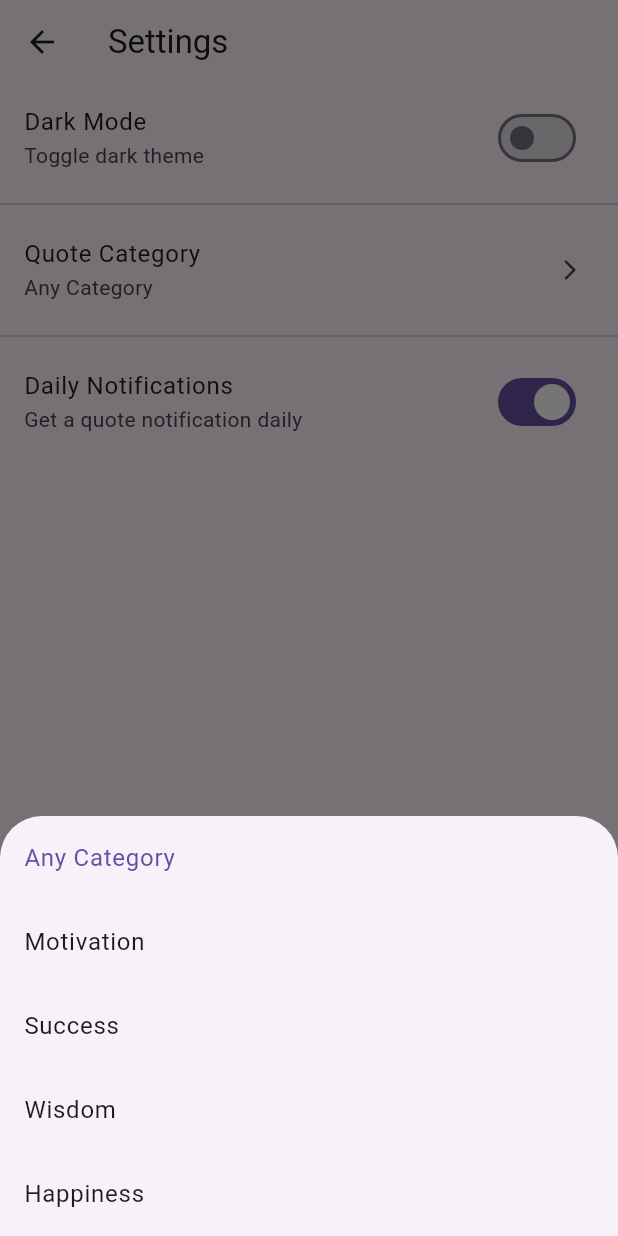
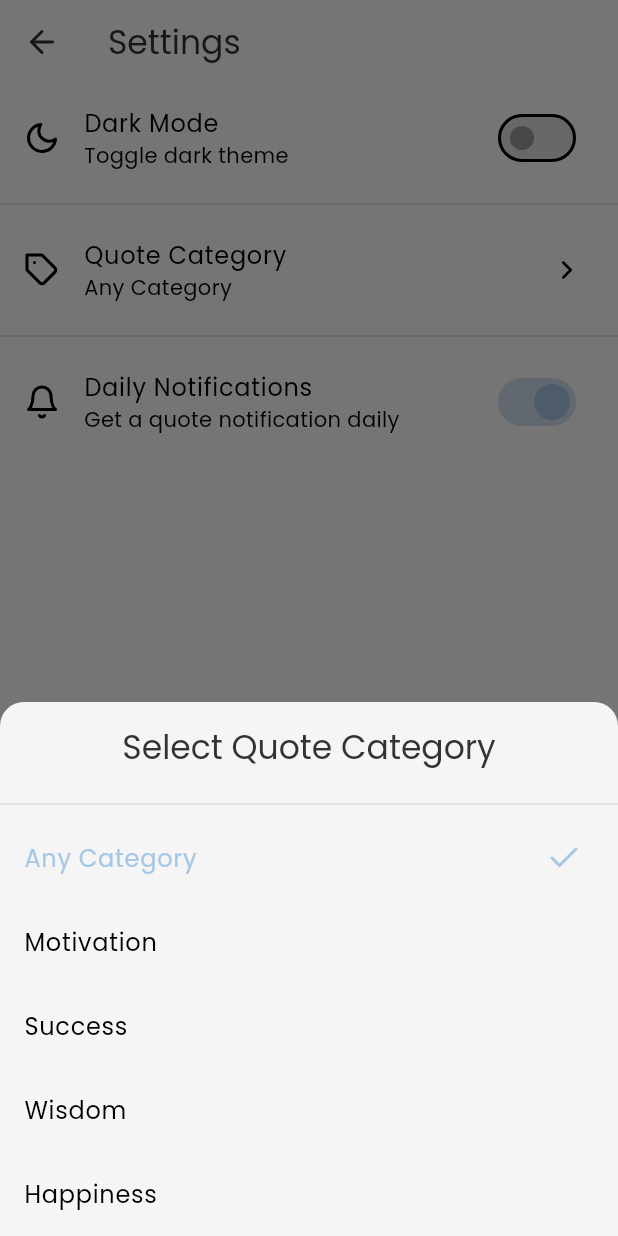
Before and after one commit to SSmurf/daily_motivation, a Flutter app: the SettingsScreen screen opened directly, after a tap on "Quote Category", on a phone screen of 412 x 824 dp. Run offline on Flutter 3.47's test engine with Material 3 defaults, Android fonts, the phone set to English and light mode, and no system bars; our stand-ins replace feather_icons, flutter_local_notifications, flutter_riverpod, google_fonts, shared_preferences, timezone; accounts and stored records are empty; network calls fail.

Commit message:
Basic theme and constants data

```diff
--- a/lib/Screens/settings_screen.dart
+++ b/lib/Screens/settings_screen.dart
@@ -1,6 +1,6 @@
-// screens/settings_screen.dart
 import 'package:flutter/material.dart';
 import 'package:flutter_riverpod/flutter_riverpod.dart';
+import 'package:feather_icons/feather_icons.dart';
 import '../providers/settings_provider.dart';
 import '../models/settings.dart';
 
@@ -12,32 +12,45 @@ class SettingsScreen extends ConsumerWidget {
     final settings = ref.watch(settingsProvider);
 
     return Scaffold(
-      appBar: AppBar(title: const Text('Settings')),
+      appBar: AppBar(
+        title: const Text('Settings'),
+        leading: IconButton(
+          icon: const Icon(FeatherIcons.arrowLeft),
+          onPressed: () => Navigator.pop(context),
+        ),
+      ),
       body: ListView(
         children: [
-          SwitchListTile(
+          ListTile(
+            leading: const Icon(FeatherIcons.moon),
             title: const Text('Dark Mode'),
             subtitle: const Text('Toggle dark theme'),
+            trailing: Switch(
               value: settings.darkMode,
               onChanged: (value) {
                 ref.read(settingsProvider.notifier).toggleDarkMode();
               },
             ),
+          ),
           const Divider(),
           ListTile(
+            leading: const Icon(FeatherIcons.tag),
             title: const Text('Quote Category'),
             subtitle: Text(_getCategoryName(settings.quoteCategory)),
-            trailing: const Icon(Icons.arrow_forward_ios, size: 16),
+            trailing: const Icon(FeatherIcons.chevronRight, size: 20),
             onTap: () => _showCategoryPicker(context, ref, settings),
           ),
           const Divider(),
-          SwitchListTile(
+          ListTile(
+            leading: const Icon(FeatherIcons.bell),
             title: const Text('Daily Notifications'),
             subtitle: const Text('Get a quote notification daily'),
+            trailing: Switch(
               value: settings.notificationsEnabled,
               onChanged: (value) {
                 ref.read(settingsProvider.notifier).toggleNotifications();
               },
+            ),
           ),
         ],
       ),
@@ -62,55 +75,52 @@ class SettingsScreen extends ConsumerWidget {
   void _showCategoryPicker(BuildContext context, WidgetRef ref, Settings settings) {
     showModalBottomSheet(
       context: context,
+      shape: RoundedRectangleBorder(borderRadius: BorderRadius.vertical(top: Radius.circular(16))),
       builder: (context) {
         return SafeArea(
           child: Column(
             mainAxisSize: MainAxisSize.min,
             children: [
-              ListTile(
-                title: const Text('Any Category'),
-                selected: settings.quoteCategory == QuoteCategory.any,
-                onTap: () {
-                  ref.read(settingsProvider.notifier).setQuoteCategory(QuoteCategory.any);
-                  Navigator.pop(context);
-                },
+              Padding(
+                padding: const EdgeInsets.all(16.0),
+                child: Text('Select Quote Category', style: Theme.of(context).textTheme.titleLarge),
               ),
-              ListTile(
-                title: const Text('Motivation'),
-                selected: settings.quoteCategory == QuoteCategory.motivation,
-                onTap: () {
-                  ref.read(settingsProvider.notifier).setQuoteCategory(QuoteCategory.motivation);
-                  Navigator.pop(context);
-                },
+              const Divider(),
+              _buildCategoryTile(context, ref, 'Any Category', QuoteCategory.any, settings.quoteCategory),
+              _buildCategoryTile(
+                context,
+                ref,
+                'Motivation',
+                QuoteCategory.motivation,
+                settings.quoteCategory,
               ),
-              ListTile(
-                title: const Text('Success'),
-                selected: settings.quoteCategory == QuoteCategory.success,
-                onTap: () {
-                  ref.read(settingsProvider.notifier).setQuoteCategory(QuoteCategory.success);
-                  Navigator.pop(context);
-                },
-              ),
-              ListTile(
-                title: const Text('Wisdom'),
-                selected: settings.quoteCategory == QuoteCategory.wisdom,
-                onTap: () {
-                  ref.read(settingsProvider.notifier).setQuoteCategory(QuoteCategory.wisdom);
-                  Navigator.pop(context);
-                },
-              ),
-              ListTile(
-                title: const Text('Happiness'),
-                selected: settings.quoteCategory == QuoteCategory.happiness,
-                onTap: () {
-                  ref.read(settingsProvider.notifier).setQuoteCategory(QuoteCategory.happiness);
-                  Navigator.pop(context);
-                },
-              ),
+              _buildCategoryTile(context, ref, 'Success', QuoteCategory.success, settings.quoteCategory),
+              _buildCategoryTile(context, ref, 'Wisdom', QuoteCategory.wisdom, settings.quoteCategory),
+              _buildCategoryTile(context, ref, 'Happiness', QuoteCategory.happiness, settings.quoteCategory),
             ],
           ),
         );
       },
     );
   }
+
+  Widget _buildCategoryTile(
+    BuildContext context,
+    WidgetRef ref,
+    String title,
+    QuoteCategory category,
+    QuoteCategory currentCategory,
+  ) {
+    final isSelected = category == currentCategory;
+
+    return ListTile(
+      title: Text(title),
+      trailing: isSelected ? const Icon(FeatherIcons.check) : null,
+      selected: isSelected,
+      onTap: () {
+        ref.read(settingsProvider.notifier).setQuoteCategory(category);
+        Navigator.pop(context);
+      },
+    );
   }
+}
--- a/lib/app.dart
+++ b/lib/app.dart
@@ -1,4 +1,5 @@
 // app.dart
+import 'package:daily_motivation/Utils/theme.dart';
 import 'package:flutter/material.dart';
 import 'package:flutter_riverpod/flutter_riverpod.dart';
 import 'screens/home_screen.dart';
@@ -14,8 +15,8 @@ class MotivationApp extends ConsumerWidget {
     return MaterialApp(
       title: 'Daily Motivation',
       themeMode: themeMode,
-      theme: ThemeData.light(useMaterial3: true),
-      darkTheme: ThemeData.dark(useMaterial3: true),
+      theme: AppTheme.lightTheme(),
+      darkTheme: AppTheme.darkTheme(),
       home: const HomeScreen(),
     );
   }
--- a/pubspec.yaml
+++ b/pubspec.yaml
@@ -15,6 +15,8 @@ dependencies:
   shared_preferences: ^2.2.0
   flutter_local_notifications: ^15.1.0+1
   timezone: ^0.9.2
+  google_fonts: ^6.2.1
+  feather_icons: ^1.2.0
 
 
 dev_dependencies:
```
Also changed, not shown: lib/Screens/home_screen.dart (+7 -5 lines), lib/Utils/constants.dart (+56 -0 lines), lib/Utils/theme.dart (+158 -0 lines), lib/Widgets/quote_display.dart (+41 -19 lines), pubspec.lock, 1 other file. Lines whose indentation alone changed are shown as unchanged.
